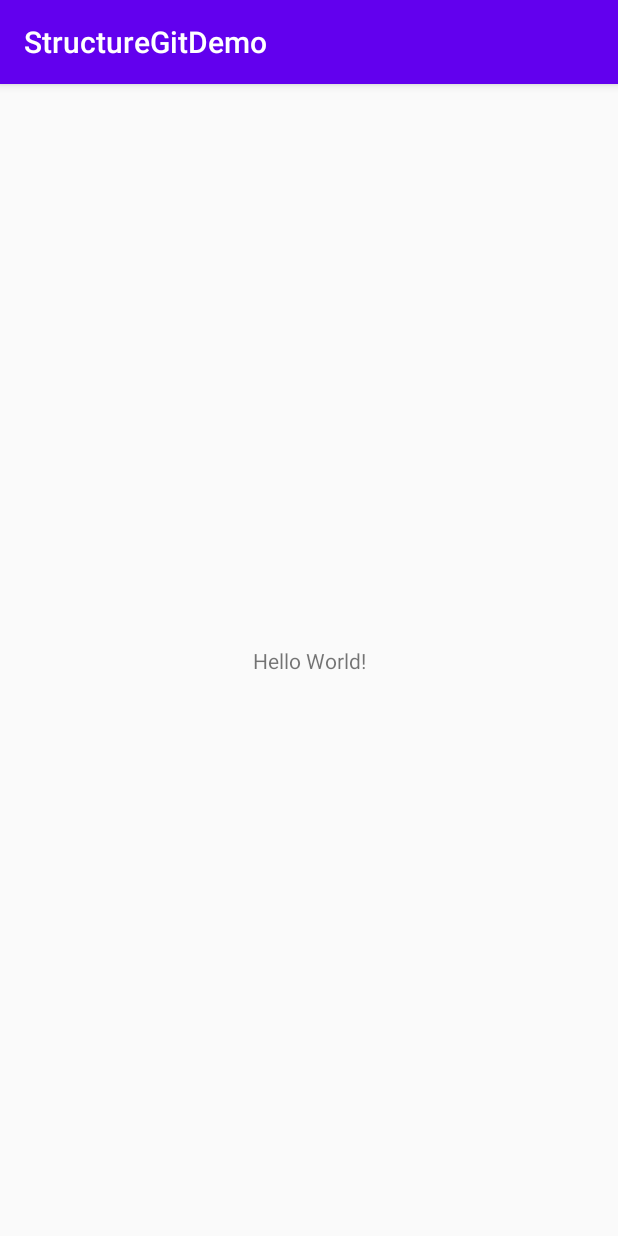
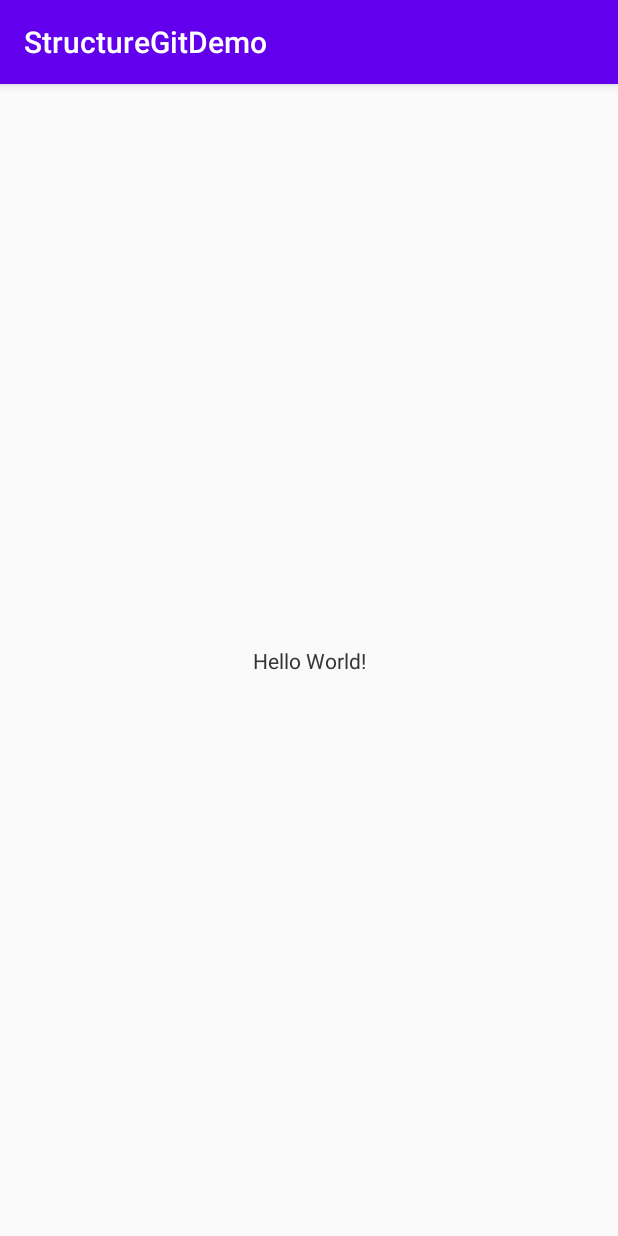
Before and after one commit to udenfox/StructureGitDemo, an Android app: the screen it shows after launch (MainActivity), on a phone screen of 412 x 824 dp. Run offline under Robolectric (Android 15) with nearby library versions, the phone set to English and light mode, and no system bars.

Commit message:
some changes

```diff
--- a/app/src/main/AndroidManifest.xml
+++ b/app/src/main/AndroidManifest.xml
@@ -13,7 +13,6 @@
         <activity android:name=".MainActivity">
             <intent-filter>
                 <action android:name="android.intent.action.MAIN" />
-
                 <category android:name="android.intent.category.LAUNCHER" />
             </intent-filter>
         </activity>
--- a/app/src/main/java/com/keepsolid/structuregitdemo/SecondActivity.java
+++ b/app/src/main/java/com/keepsolid/structuregitdemo/SecondActivity.java
@@ -11,4 +11,9 @@ public class SecondActivity extends AppCompatActivity {
         super.onCreate(savedInstanceState);
         setContentView(R.layout.activity_second);
     }
+
+    @Override
+    protected void onStart() {
+        super.onStart();
+    }
 }
--- a/app/src/main/res/layout/activity_main.xml
+++ b/app/src/main/res/layout/activity_main.xml
@@ -15,4 +15,13 @@
         app:layout_constraintRight_toRightOf="parent"
         app:layout_constraintTop_toTopOf="parent" />
 
+    <TextView
+        android:layout_width="wrap_content"
+        android:layout_height="wrap_content"
+        android:text="Hello World!"
+        app:layout_constraintBottom_toBottomOf="parent"
+        app:layout_constraintLeft_toLeftOf="parent"
+        app:layout_constraintRight_toRightOf="parent"
+        app:layout_constraintTop_toTopOf="parent" />
+
 </androidx.constraintlayout.widget.ConstraintLayout>
```
